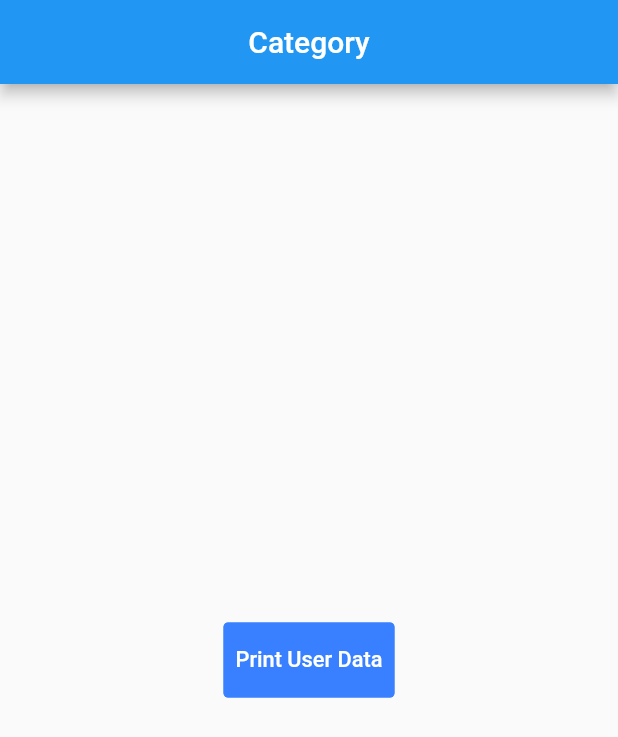
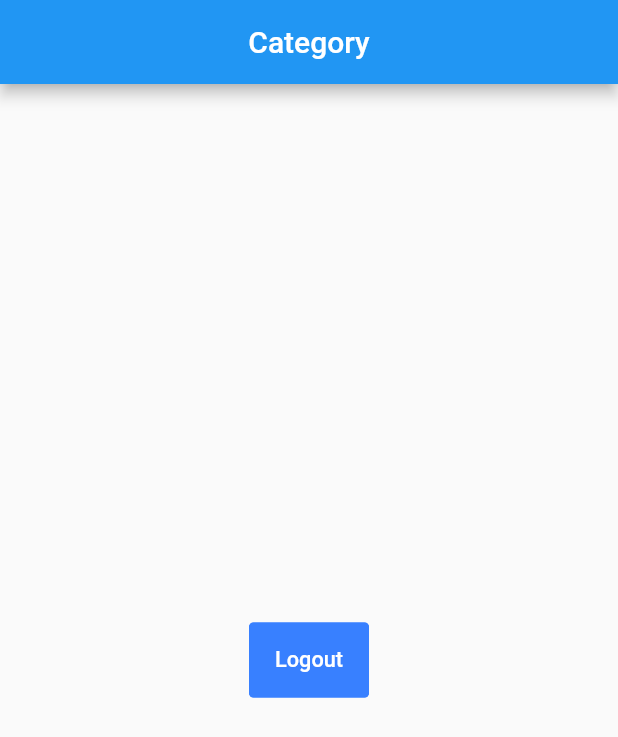
Before and after one commit to HmoodHub/api2, a Flutter app: the CategoryScreen screen opened directly, on a phone screen of 412 x 824 dp. Shown: the top 737 px of the screen. Run offline on Flutter 3.47's test engine with Material 2 defaults, Android fonts, the phone set to English and light mode, and no system bars; drawn by our look-alikes of getwidget; our stand-ins replace bloc, conditional_builder_null_safety, flutter_bloc, get, shared_preferences, toast; accounts and stored records are empty.

Commit message:
Edit my project and update

```diff
--- a/lib/api/api_controller.dart
+++ b/lib/api/api_controller.dart
@@ -5,4 +5,6 @@ class ApiController{
   static const categoryURL = '${_apiURL}categories';
   static const loginURL = '${_apiURL}students/auth/login';
   static const registerURL = '${_apiURL}students/auth/register';
+
+  static const logoutURL = '${_apiURL}students/auth/logout';
 }
--- a/lib/bloc/bloc_category/category_cubit.dart
+++ b/lib/bloc/bloc_category/category_cubit.dart
@@ -1,13 +1,14 @@
 import 'dart:convert';
 
 import 'package:api2/api/api_controller.dart';
+import 'package:api2/api/auth_api_controller.dart';
 import 'package:api2/model/CategoryModel.dart';
 import 'package:api2/widget/const_app.dart';
 import 'package:bloc/bloc.dart';
 import 'package:flutter_bloc/flutter_bloc.dart';
 import 'package:meta/meta.dart';
 
-import '../storage_app.dart';
+import '../../prefs/sheared_pref_controller.dart';
 
 part 'category_state.dart';
 
@@ -15,4 +16,17 @@ class CategoryCubit extends Cubit<CategoryState> {
   CategoryCubit() : super(CategoryInitial());
 
   static CategoryCubit get(context) => BlocProvider.of<CategoryCubit>(context);
+
+
+  String token = SharedPrfController().tokenApp;
+  void init(){
+    print("token is : $token");
+  }
+
+  void logout() async{
+    bool logout = await AuthApiController.logout();
+    if (logout) {
+      emit(Logout());
+    }
+  }
 }
--- a/lib/bloc/bloc_category/category_state.dart
+++ b/lib/bloc/bloc_category/category_state.dart
@@ -20,3 +20,4 @@ class CategoryError extends CategoryState {
 }
 class SaveUserData extends CategoryState {}
 class SetData extends CategoryState{}
+class Logout extends CategoryState{}
--- a/lib/bloc/bloc_login/login_cubit.dart
+++ b/lib/bloc/bloc_login/login_cubit.dart
@@ -1,7 +1,7 @@
 import 'dart:convert';
 
-import 'package:api2/api/api_app.dart';
 import 'package:api2/api/api_controller.dart';
+import 'package:api2/api/auth_api_controller.dart';
 import 'package:api2/model/AuthModel.dart';
 import 'package:api2/model/storage_model.dart';
 import 'package:api2/screens/auth/register_screen.dart';
@@ -13,8 +13,7 @@ import 'package:flutter_bloc/flutter_bloc.dart';
 import 'package:get/get.dart';
 import 'package:meta/meta.dart';
 
-import '../../screens/category_screen.dart';
-import '../storage_app.dart';
+
 
 part 'login_state.dart';
 
@@ -47,17 +46,13 @@ class LoginCubit extends Cubit<LoginState> {
     emit(LoginVisibilityPass());
   }
 
-  ObjectUser user = ObjectUser();
-  late StorageModel store ;
-
   void loginApp(context)async{
     emit(LoginLoading());
     try{
-      bool isLogin = await ApiApp.login(emailController.text.trim(), passController.text.trim(), context, user);
+      bool isLogin = await AuthApiController.login(context, email: emailController.text, password: passController.text);
       if (isLogin) {
-        Get.off(() => const CategoryScreen());
+        emit(LoginSuccess());
       }
-      emit(LoginSuccess());
     }catch(error){
       print('error in login $error');
       emit(LoginError('$error'));
--- a/lib/bloc/bloc_register/register_cubit.dart
+++ b/lib/bloc/bloc_register/register_cubit.dart
@@ -1,6 +1,7 @@
 import 'dart:convert';
 
-import 'package:api2/api/api_app.dart';
+import 'package:api2/api/auth_api_controller.dart';
+import 'package:api2/model/student_model.dart';
 import 'package:api2/screens/auth/login_screen.dart';
 import 'package:bloc/bloc.dart';
 import 'package:flutter/gestures.dart';
@@ -18,16 +19,12 @@ class RegisterCubit extends Cubit<RegisterState> {
   late TextEditingController nameController;
   late TextEditingController emailController;
   late TextEditingController passController;
-  late TapGestureRecognizer recognizer ;
+  String gender = 'gender';
   void initState(){
     nameController = TextEditingController();
     emailController = TextEditingController();
     passController = TextEditingController();
-    recognizer = TapGestureRecognizer()..onTap = routeToRegister;
     emit(RegisterInitial());
-  }
-  void routeToRegister(){
-    Get.to(LoginScreen());
   }
   bool obscureText = true;
   bool isVisible = false;
@@ -37,32 +34,29 @@ class RegisterCubit extends Cubit<RegisterState> {
     emit(RegisterVisibilityPass());
   }
 
-  String gender = 'gender';
   void onChangeRadio(value){
     gender = value;
     emit(RegisterGenderState());
   }
 
-  ObjectUser get user{
-    ObjectUser user = ObjectUser();
-    user.fullName = nameController.text.trim();
-    user.email = emailController.text.trim();
-    user.password = passController.text.trim();
-    user.gender = gender;
-    return user;
+  Student get student{
+    Student student = Student();
+    student.fullName = nameController.text;
+    student.email = emailController.text;
+    student.password = passController.text;
+    student.gender = gender;
+    return student;
   }
 
   void registerApp(context)async{
     emit(RegisterLoading());
     try{
-      bool isRegister = await ApiApp.register(user, context);
+      bool isRegister = await AuthApiController.register(context, student: student);
       if (isRegister) {
-        print('value is $isRegister');
         Get.off(LoginScreen());
       }
       emit(RegisterSuccess());
     }catch(error){
-      print(error);
       emit(RegisterError('$error'));
     }
   }
--- /dev/null
+++ b/lib/model/student_model.dart
@@ -0,0 +1,28 @@
+// ignore_for_file: void_checks
+
+class Student {
+  late int id;
+  late String fullName;
+  late String email;
+  late String gender;
+  late void verificationCode;
+  late void fcmToken;
+  late String token;
+  late String refreshToken;
+  late bool isActive;
+  late String password;
+
+  Student();
+
+  Student.fromJson(Map<String, dynamic> json) {
+    id = json['id'];
+    fullName = json['full_name'];
+    email = json['email'];
+    gender = json['gender'];
+    verificationCode = json['verification_code'];
+    fcmToken = json['fcm_token'];
+    token = json['token'];
+    refreshToken = json['refresh_token'];
+    isActive = json['is_active'];
+  }
+}
--- /dev/null
+++ b/lib/prefs/sheared_pref_controller.dart
@@ -0,0 +1,34 @@
+import 'package:api2/model/student_model.dart';
+import 'package:shared_preferences/shared_preferences.dart';
+
+
+enum PrfKeys{
+  loggedIn, token, email, fullName, gender
+}
+class SharedPrfController{
+
+  // THIS IS SINGLTONE CLASS
+  SharedPrfController._();
+  static final SharedPrfController _instance =SharedPrfController._();
+  late SharedPreferences _sharedPreferences;
+  factory SharedPrfController(){
+    return _instance;
+  }
+  Future<void> initPref()async{
+    _sharedPreferences = await SharedPreferences.getInstance();
+  }
+  Future<void> save({required Student student})async{
+    _sharedPreferences.setBool(PrfKeys.loggedIn.toString(), true);
+    _sharedPreferences.setString(PrfKeys.gender.toString(), student.gender);
+    _sharedPreferences.setString(PrfKeys.email.toString(), student.email);
+    _sharedPreferences.setString(PrfKeys.fullName.toString(), student.fullName);
+    _sharedPreferences.setString(PrfKeys.token.toString(), 'Bearer ${student.token}');
+
+  }
+
+  bool get loggedIn => _sharedPreferences.getBool(PrfKeys.loggedIn.toString()) ?? false ;
+  String get tokenApp => _sharedPreferences.getString(PrfKeys.token.toString()) ?? "No Token";
+  Future<bool> clear()async{
+   return await _sharedPreferences.clear();
+  }
+}
--- a/lib/screens/category_screen.dart
+++ b/lib/screens/category_screen.dart
@@ -1,19 +1,28 @@
 import 'package:api2/bloc/bloc_category/category_cubit.dart';
+import 'package:api2/screens/auth/login_screen.dart';
 import 'package:conditional_builder_null_safety/conditional_builder_null_safety.dart';
 import 'package:flutter/material.dart';
 import 'package:flutter_bloc/flutter_bloc.dart';
+import 'package:get/get.dart';
 import 'package:getwidget/getwidget.dart';
 
-import '../bloc/storage_app.dart';
-import '../widget/const_app.dart';
 
 class CategoryScreen extends StatelessWidget {
-
   const CategoryScreen({super.key});
 
   @override
   Widget build(BuildContext context) {
     CategoryCubit bloc = CategoryCubit.get(context);
+    return BlocConsumer<CategoryCubit, CategoryState>(
+      listener: (context, state) {
+        // TODO: implement listener
+        if (state is Logout) {
+          Get.off(
+            () => LoginScreen(),
+          );
+        }
+      },
+      builder: (context, state) {
         return Scaffold(
           appBar: AppBar(
             title: const Text('Category'),
@@ -26,8 +35,9 @@ class CategoryScreen extends StatelessWidget {
               children: [
                 GFButton(
                   onPressed: () {
+                    bloc.logout();
                   },
-              text: 'Print User Data',
+                  text: 'Logout',
                   size: GFSize.LARGE,
                 ),
               ],
@@ -35,6 +45,7 @@ class CategoryScreen extends StatelessWidget {
           ),
           // How are you ?
         );
+      },
+    );
   }
-
 }
```
Also changed, not shown: lib/api/api_app.dart (deleted, +0 -69 lines), lib/api/auth_api_controller.dart (added, +89 -0 lines), lib/bloc/storage_app.dart (deleted, +0 -47 lines), lib/main.dart (+5 -5 lines), lib/screens/auth/login_screen.dart (+6 -1 lines), lib/screens/auth/register_screen.dart (+29 -17 lines). Lines whose indentation alone changed are shown as unchanged.
